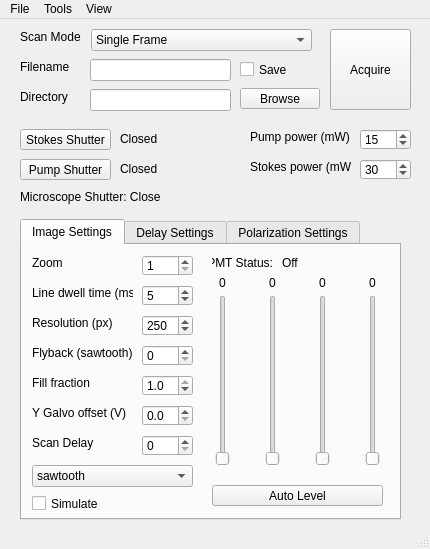
This is hyperspecter/gui/hyperspecter_ui.ui in ToroidalVortex/Hyperspecter_Supercontinuum as Qt 5 draws it before an edit. The edited form follows.
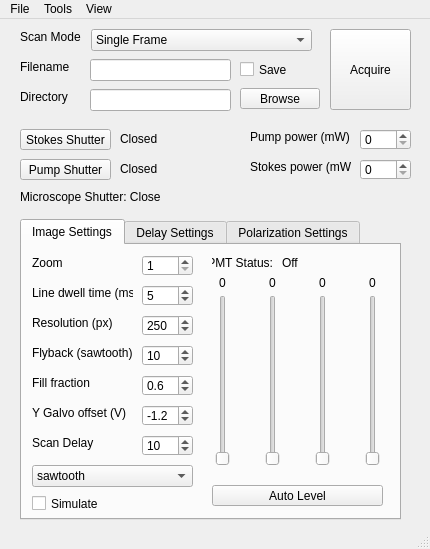
This is the edited form.

The edit to the form file:
```diff
--- a/hyperspecter/gui/hyperspecter_ui.ui
+++ b/hyperspecter/gui/hyperspecter_ui.ui
@@ -304,7 +304,7 @@
        <double>0.100000000000000</double>
       </property>
       <property name="value">
-       <double>1.000000000000000</double>
+       <double>0.600000000000000</double>
       </property>
      </widget>
      <widget class="QSpinBox" name="flybackWidget">
@@ -323,7 +323,7 @@
        <number>100</number>
       </property>
       <property name="value">
-       <number>0</number>
+       <number>10</number>
       </property>
      </widget>
      <widget class="QLabel" name="galvoOffsetLabel">
@@ -352,7 +352,7 @@
        <number>1</number>
       </property>
       <property name="minimum">
-       <double>0.000000000000000</double>
+       <double>-10.000000000000000</double>
       </property>
       <property name="maximum">
        <double>10.000000000000000</double>
@@ -361,7 +361,7 @@
        <double>0.100000000000000</double>
       </property>
       <property name="value">
-       <double>0.000000000000000</double>
+       <double>-1.200000000000000</double>
       </property>
      </widget>
      <widget class="QPushButton" name="autoLevelButton">
@@ -596,7 +596,7 @@
        <number>100</number>
       </property>
       <property name="value">
-       <number>0</number>
+       <number>10</number>
       </property>
      </widget>
     </widget>
@@ -1389,7 +1389,7 @@
      <double>2000.000000000000000</double>
     </property>
     <property name="value">
-     <double>30.000000000000000</double>
+     <double>0.000000000000000</double>
     </property>
    </widget>
    <widget class="QLabel" name="pumpPowerLabel">
@@ -1437,7 +1437,7 @@
      <double>2000.000000000000000</double>
     </property>
     <property name="value">
-     <double>15.000000000000000</double>
+     <double>0.000000000000000</double>
     </property>
    </widget>
    <widget class="QLabel" name="microscopeStatus">
```
Left out of the diff: 2 changed lines with no effect on the pictures.
